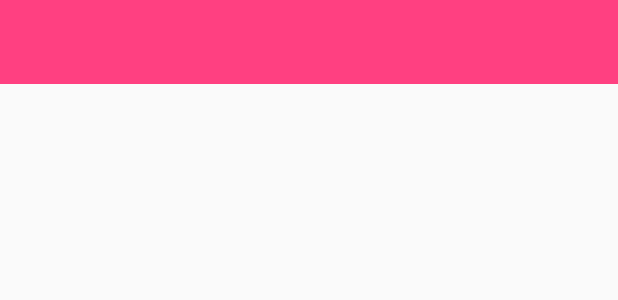
After one commit to nickesotom/AndroidFinalProject-master, an Android app: the layout activity_recipe_detail.xml on its own in the app's theme, with its tools: preview values and no code run, on a phone screen of 412 x 824 dp. The commit adds this screen. Shown: the top 300 px of the screen. Run offline under Robolectric (Android 15) with nearby library versions, the phone set to English and light mode, and no system bars.

```diff
--- a/app/src/main/AndroidManifest.xml
+++ b/app/src/main/AndroidManifest.xml
@@ -13,7 +13,8 @@
         android:supportsRtl="true"
         android:theme="@style/AppTheme">
         android:debuggable="true"
-        <receiver android:name=".AlarmReceiver"></receiver>
+        <receiver android:name=".AlarmReceiver" />
+
         <activity android:name=".HomePageActivity">
             <intent-filter>
                 <action android:name="android.intent.action.MAIN" />
@@ -25,6 +26,7 @@
         <activity android:name=".SleepScreenActivity" />
         <activity android:name=".FoodScreenActivity" />
         <activity android:name=".ChecklistActivity" />
+        <activity android:name=".RecipeDetailActivity"></activity>
     </application>
 
 </manifest>
--- a/app/src/main/java/edu/lewisu/cs/nsoto/androidfinalproject/RecipeAdapter.java
+++ b/app/src/main/java/edu/lewisu/cs/nsoto/androidfinalproject/RecipeAdapter.java
@@ -19,11 +19,11 @@ import org.w3c.dom.Text;
 
 public class RecipeAdapter extends ArrayAdapter<String> {
 
-	private String[] names;
+	private int[] names;
 	private int[] recipes;
 	private Context mContext;
 
-	public RecipeAdapter(@NonNull Context context, String[] recipeNames, int[] recipePics) {
+	public RecipeAdapter(@NonNull Context context, int[] recipeNames, int[] recipePics) {
 		super(context, R.layout.listview_item);
 		this.names = recipeNames;
 		this.recipes = recipePics;
--- /dev/null
+++ b/app/src/main/res/layout/activity_recipe_detail.xml
@@ -0,0 +1,34 @@
+<?xml version="1.0" encoding="utf-8"?>
+<RelativeLayout xmlns:android="http://schemas.android.com/apk/res/android"
+    xmlns:app="http://schemas.android.com/apk/res-auto"
+    xmlns:tools="http://schemas.android.com/tools"
+    android:layout_width="match_parent"
+    android:layout_height="match_parent"
+    tools:context="edu.lewisu.cs.nsoto.androidfinalproject.RecipeDetailActivity">
+
+    <android.support.v7.widget.Toolbar
+        android:id="@+id/toolbar2"
+        android:layout_width="match_parent"
+        android:layout_height="wrap_content"
+        android:layout_alignParentLeft="true"
+        android:layout_alignParentStart="true"
+        android:layout_alignParentTop="true"
+        android:background="?attr/colorAccent"
+        android:minHeight="?attr/actionBarSize"
+        app:popupTheme="@style/ThemeOverlay.AppCompat.Light"
+        android:theme="@style/ThemeOverlay.AppCompat.Dark" />
+
+    <TextView
+        android:id="@+id/textView2"
+        android:layout_width="wrap_content"
+        android:layout_height="wrap_content"
+        android:layout_marginTop="60dp"
+        android:layout_alignParentTop="true"
+        android:layout_marginBottom="72dp"
+        android:layout_alignLeft="@id/toolbar2"
+        android:gravity="left"
+        android:textSize="15sp"
+        android:textStyle="bold"
+        android:paddingBottom="5dp"/>
+
+</RelativeLayout>
```
Also changed, not shown: app/src/main/java/edu/lewisu/cs/nsoto/androidfinalproject/FetchJsonData.java (added, +72 -0 lines), app/src/main/java/edu/lewisu/cs/nsoto/androidfinalproject/FoodScreenActivity.java (+35 -2 lines), app/src/main/java/edu/lewisu/cs/nsoto/androidfinalproject/RecipeDetailActivity.java (added, +31 -0 lines), app/src/main/java/edu/lewisu/cs/nsoto/androidfinalproject/WaterScreenActivity.java (+0 -8 lines), app/src/main/res/values/strings.xml (+135 -2 lines).
